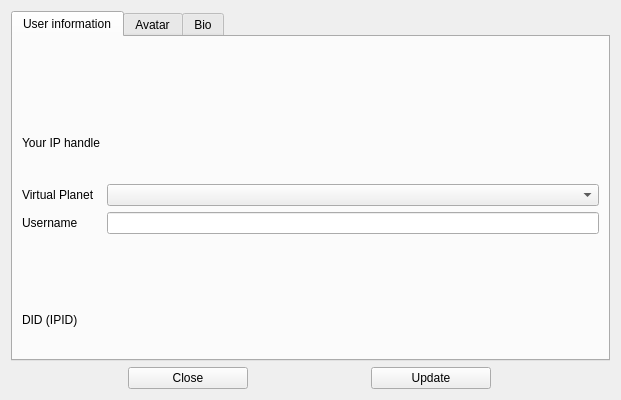
Qt form galacteek/ui/profileeditdialog.ui (pinnaculum/galacteek) before a commit.
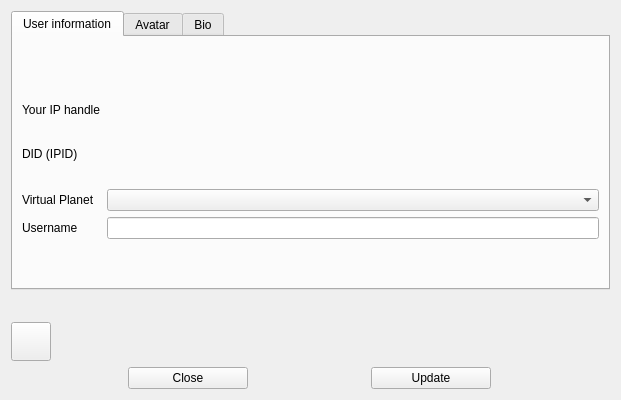
The same form after that commit. Icons and pictures are not drawn.

Commit message:
IPID implementation
* New module: galacteek.did. Contains a rough and yet
  incomplete implementation of the IPID spec (Decentralized
  IDentifiers stored on IPFS)

* Automatic pinning of DID documents of other peers on the
  network. Also DID documents should be resolvable offline.

* Big changes in the profile system. The profile is stored
  in an edag and has a list of identities tied to it.

* Pubsub sniffer tool

* Implement a simple JSON NS cache in the IPFSOperator class
  for caching IPID history

* Async adaptation of pyld, with json-ld loader using aioipfs

* Much more, see diff

```diff
--- a/galacteek/ui/profileeditdialog.ui
+++ b/galacteek/ui/profileeditdialog.ui
@@ -26,39 +26,37 @@
          <string>User information</string>
         </attribute>
         <layout class="QGridLayout" name="gridLayout_2">
-         <item row="5" column="0">
+         <item row="4" column="0">
+          <widget class="QLabel" name="label_5">
+           <property name="text">
+            <string>DID (IPID)</string>
+           </property>
+          </widget>
+         </item>
+         <item row="2" column="1">
+          <widget class="QLabel" name="labelInfo">
+           <property name="text">
+            <string/>
+           </property>
+          </widget>
+         </item>
+         <item row="4" column="1">
+          <widget class="QLabel" name="profileDid">
+           <property name="text">
+            <string/>
+           </property>
+           <property name="textInteractionFlags">
+            <set>Qt::LinksAccessibleByMouse|Qt::TextSelectableByKeyboard|Qt::TextSelectableByMouse</set>
+           </property>
+          </widget>
+         </item>
+         <item row="6" column="0">
           <widget class="QLabel" name="label_6">
            <property name="text">
             <string>Virtual Planet</string>
            </property>
           </widget>
          </item>
-         <item row="11" column="1">
-          <widget class="QLabel" name="profileDid">
-           <property name="text">
-            <string/>
-           </property>
-           <property name="textInteractionFlags">
-            <set>Qt::LinksAccessibleByMouse|Qt::TextSelectableByKeyboard|Qt::TextSelectableByMouse</set>
-           </property>
-          </widget>
-         </item>
-         <item row="4" column="1">
-          <spacer name="verticalSpacer_4">
-           <property name="orientation">
-            <enum>Qt::Vertical</enum>
-           </property>
-           <property name="sizeType">
-            <enum>QSizePolicy::Maximum</enum>
-           </property>
-           <property name="sizeHint" stdset="0">
-            <size>
-             <width>20</width>
-             <height>5</height>
-            </size>
-           </property>
-          </spacer>
-         </item>
          <item row="3" column="1">
           <widget class="QLabel" name="ipHandle">
            <property name="text">
@@ -66,17 +64,23 @@
            </property>
           </widget>
          </item>
-         <item row="5" column="1">
-          <widget class="QComboBox" name="vPlanet"/>
-         </item>
-         <item row="11" column="0">
-          <widget class="QLabel" name="label_5">
-           <property name="text">
-            <string>DID (IPID)</string>
+         <item row="9" column="1">
+          <spacer name="verticalSpacer">
+           <property name="orientation">
+            <enum>Qt::Vertical</enum>
            </property>
-          </widget>
+           <property name="sizeType">
+            <enum>QSizePolicy::Maximum</enum>
+           </property>
+           <property name="sizeHint" stdset="0">
+            <size>
+             <width>20</width>
+             <height>40</height>
+            </size>
+           </property>
+          </spacer>
          </item>
-         <item row="6" column="1">
+         <item row="7" column="1">
           <widget class="QLineEdit" name="username">
            <property name="maxLength">
             <number>16</number>
@@ -86,48 +90,15 @@
            </property>
           </widget>
          </item>
-         <item row="1" column="1">
-          <widget class="QLabel" name="labelWarning">
-           <property name="text">
-            <string/>
-           </property>
-           <property name="wordWrap">
-            <bool>true</bool>
-           </property>
-          </widget>
-         </item>
-         <item row="3" column="0">
-          <widget class="QLabel" name="label_4">
-           <property name="text">
-            <string>Your IP handle</string>
-           </property>
-          </widget>
-         </item>
-         <item row="6" column="0">
+         <item row="7" column="0">
           <widget class="QLabel" name="label">
            <property name="text">
             <string>Username</string>
            </property>
           </widget>
          </item>
-         <item row="9" column="1">
-          <spacer name="verticalSpacer">
-           <property name="orientation">
-            <enum>Qt::Vertical</enum>
-           </property>
-           <property name="sizeType">
-            <enum>QSizePolicy::Maximum</enum>
-           </property>
-           <property name="sizeHint" stdset="0">
-            <size>
-             <width>20</width>
-             <height>40</height>
-            </size>
-           </property>
-          </spacer>
-         </item>
-         <item row="7" column="1">
-          <spacer name="verticalSpacer_3">
+         <item row="5" column="1">
+          <spacer name="verticalSpacer_4">
            <property name="orientation">
             <enum>Qt::Vertical</enum>
            </property>
@@ -142,8 +113,15 @@
            </property>
           </spacer>
          </item>
-         <item row="2" column="1">
-          <layout class="QHBoxLayout" name="hLayoutTmp"/>
+         <item row="6" column="1">
+          <widget class="QComboBox" name="vPlanet"/>
+         </item>
+         <item row="3" column="0">
+          <widget class="QLabel" name="label_4">
+           <property name="text">
+            <string>Your IP handle</string>
+           </property>
+          </widget>
          </item>
         </layout>
        </widget>
@@ -208,6 +186,73 @@
        </widget>
       </widget>
      </item>
+     <item>
+      <layout class="QHBoxLayout" name="horizontalLayout_3">
+       <item>
+        <spacer name="horizontalSpacer_2">
+         <property name="orientation">
+          <enum>Qt::Horizontal</enum>
+         </property>
+         <property name="sizeType">
+          <enum>QSizePolicy::Maximum</enum>
+         </property>
+         <property name="sizeHint" stdset="0">
+          <size>
+           <width>120</width>
+           <height>20</height>
+          </size>
+         </property>
+        </spacer>
+       </item>
+       <item>
+        <widget class="QLabel" name="labelWarning">
+         <property name="text">
+          <string/>
+         </property>
+         <property name="wordWrap">
+          <bool>true</bool>
+         </property>
+        </widget>
+       </item>
+      </layout>
+     </item>
+     <item>
+      <layout class="QHBoxLayout" name="horizontalLayout">
+       <item>
+        <widget class="QToolButton" name="lockButton">
+         <property name="text">
+          <string/>
+         </property>
+         <property name="icon">
+          <iconset resource="galacteek.qrc">
+           <normaloff>:/share/icons/kgpg.png</normaloff>:/share/icons/kgpg.png</iconset>
+         </property>
+         <property name="iconSize">
+          <size>
+           <width>32</width>
+           <height>32</height>
+          </size>
+         </property>
+         <property name="checkable">
+          <bool>true</bool>
+         </property>
+        </widget>
+       </item>
+       <item>
+        <spacer name="horizontalSpacer">
+         <property name="orientation">
+          <enum>Qt::Horizontal</enum>
+         </property>
+         <property name="sizeHint" stdset="0">
+          <size>
+           <width>40</width>
+           <height>20</height>
+          </size>
+         </property>
+        </spacer>
+       </item>
+      </layout>
+     </item>
     </layout>
    </item>
    <item>
```
Left out of the diff: 7 changed lines with no effect on the pictures. The commit also changes 61 other files.
